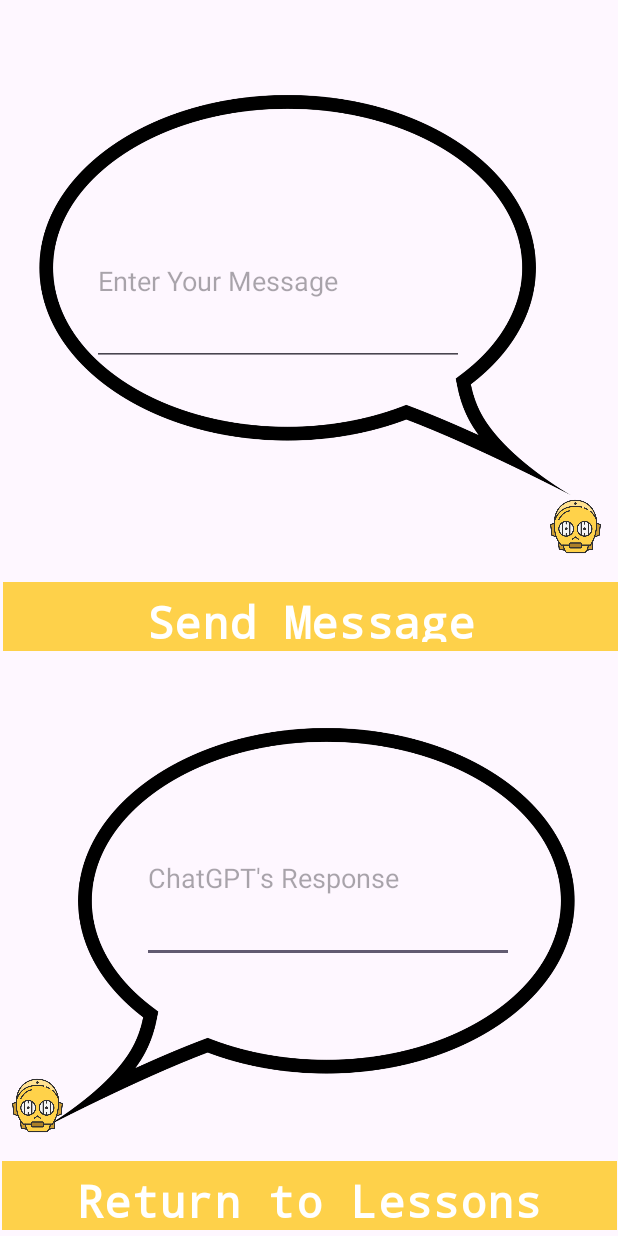
After one commit to chancoes/extralingo, an Android app: the LessonFoodActivity screen opened directly, with no data from a screen before it, on a phone screen of 412 x 824 dp. The commit adds this screen. Run offline under Robolectric (Android 15) with nearby library versions, the phone set to English and light mode, and no system bars.

Commit message:
create food lesson UI

```diff
--- a/app/src/main/AndroidManifest.xml
+++ b/app/src/main/AndroidManifest.xml
@@ -12,6 +12,10 @@
         android:supportsRtl="true"
         android:theme="@style/Theme.Extralingo"
         tools:targetApi="31">
+        <activity
+            android:name=".LessonFoodActivity"
+            android:exported="false"
+            android:theme="@style/Theme.Extralingo" />
         <activity
             android:name=".LessonOverviewActivity"
             android:exported="false"
--- /dev/null
+++ b/app/src/main/java/com/vmi/extralingo/LessonFoodActivity.java
@@ -0,0 +1,29 @@
+package com.vmi.extralingo;
+
+import android.content.Intent;
+import android.os.Bundle;
+import android.view.View;
+import android.widget.Button;
+import android.widget.ImageButton;
+
+import androidx.appcompat.app.AppCompatActivity;
+
+public class LessonFoodActivity extends AppCompatActivity {
+    protected void onCreate(Bundle savedInstanceState) {
+        super.onCreate(savedInstanceState);
+        setContentView(R.layout.activity_lesson_food);
+
+        Button btn_lessonOverviewAction = findViewById(R.id.btn_return_lesson_overview_food);
+
+        pageSwitchLessonOverview(btn_lessonOverviewAction);
+    }
+
+    public void pageSwitchLessonOverview(Button btn_lessonOverview){
+        btn_lessonOverview.setOnClickListener(new View.OnClickListener() {
+            @Override
+            public void onClick(View v) {
+                startActivity(new Intent(LessonFoodActivity.this, LessonOverviewActivity.class));
+            }
+        });
+    }
+}
--- /dev/null
+++ b/app/src/main/res/layout/activity_lesson_food.xml
@@ -0,0 +1,121 @@
+<?xml version="1.0" encoding="utf-8"?>
+<androidx.constraintlayout.widget.ConstraintLayout xmlns:android="http://schemas.android.com/apk/res/android"
+    xmlns:app="http://schemas.android.com/apk/res-auto"
+    xmlns:tools="http://schemas.android.com/tools"
+    android:layout_width="match_parent"
+    android:layout_height="match_parent">
+
+    <ImageView
+        android:id="@+id/img_speech_bubble_output"
+        android:layout_width="409dp"
+        android:layout_height="281dp"
+        android:contentDescription="@string/speech_bubble_for_c3po"
+        android:scaleType="fitCenter"
+        app:layout_constraintBottom_toBottomOf="parent"
+        app:layout_constraintEnd_toEndOf="parent"
+        app:layout_constraintHorizontal_bias="0.0"
+        app:layout_constraintStart_toStartOf="parent"
+        app:layout_constraintTop_toTopOf="parent"
+        app:layout_constraintVertical_bias="0.88"
+        app:srcCompat="@drawable/speech_bubble" />
+
+    <com.google.android.material.textfield.TextInputEditText
+        android:id="@+id/txt_chatOutput_food"
+        android:layout_width="248dp"
+        android:layout_height="113dp"
+        android:hint="ChatGPT's Response"
+        app:layout_constraintBottom_toBottomOf="parent"
+        app:layout_constraintEnd_toEndOf="parent"
+        app:layout_constraintHorizontal_bias="0.576"
+        app:layout_constraintStart_toStartOf="parent"
+        app:layout_constraintTop_toTopOf="parent"
+        app:layout_constraintVertical_bias="0.744" />
+
+    <ImageView
+        android:id="@+id/img_Mascot"
+        android:layout_width="50dp"
+        android:layout_height="50dp"
+        android:contentDescription="@string/extralingo_mascot"
+        app:layout_constraintBottom_toBottomOf="parent"
+        app:layout_constraintEnd_toEndOf="parent"
+        app:layout_constraintHorizontal_bias="0.0"
+        app:layout_constraintStart_toStartOf="parent"
+        app:layout_constraintTop_toTopOf="parent"
+        app:layout_constraintVertical_bias="0.92"
+        app:srcCompat="@drawable/extralingo_mascot" />
+
+    <com.google.android.material.textfield.TextInputEditText
+        android:id="@+id/txt_chatInput_food"
+        android:layout_width="248dp"
+        android:layout_height="113dp"
+        android:hint="Enter Your Message"
+        app:layout_constraintBottom_toBottomOf="parent"
+        app:layout_constraintEnd_toEndOf="parent"
+        app:layout_constraintHorizontal_bias="0.374"
+        app:layout_constraintStart_toStartOf="parent"
+        app:layout_constraintTop_toTopOf="parent"
+        app:layout_constraintVertical_bias="0.184" />
+
+    <ImageView
+        android:id="@+id/img_speech_bubble_input"
+        android:layout_width="409dp"
+        android:layout_height="281dp"
+        android:contentDescription="@string/speech_bubble_for_c3po"
+        android:scaleType="fitCenter"
+        android:scaleX="-1"
+        android:scaleY="1"
+        app:layout_constraintBottom_toBottomOf="parent"
+        app:layout_constraintEnd_toEndOf="parent"
+        app:layout_constraintHorizontal_bias="0.0"
+        app:layout_constraintStart_toStartOf="parent"
+        app:layout_constraintTop_toTopOf="parent"
+        app:layout_constraintVertical_bias="0.102"
+        app:srcCompat="@drawable/speech_bubble" />
+
+    <ImageView
+        android:id="@+id/img_user_picture"
+        android:layout_width="50dp"
+        android:layout_height="50dp"
+        android:contentDescription="@string/extralingo_mascot"
+        app:layout_constraintBottom_toBottomOf="parent"
+        app:layout_constraintEnd_toEndOf="parent"
+        app:layout_constraintHorizontal_bias="0.991"
+        app:layout_constraintStart_toStartOf="parent"
+        app:layout_constraintTop_toTopOf="parent"
+        app:layout_constraintVertical_bias="0.421"
+        app:srcCompat="@drawable/extralingo_mascot" />
+
+    <Button
+        android:id="@+id/btn_send_lesson_food"
+        android:layout_width="410dp"
+        android:layout_height="54dp"
+        android:backgroundTint="#FED14A"
+        android:fontFamily="monospace"
+        android:text="Send Message"
+        android:textSize="30sp"
+        android:textStyle="bold"
+        app:cornerRadius="0dp"
+        app:layout_constraintBottom_toBottomOf="parent"
+        app:layout_constraintEnd_toEndOf="parent"
+        app:layout_constraintHorizontal_bias="1.0"
+        app:layout_constraintStart_toStartOf="parent"
+        app:layout_constraintTop_toTopOf="parent"
+        app:layout_constraintVertical_bias="0.499" />
+
+    <Button
+        android:id="@+id/btn_return_lesson_overview_food"
+        android:layout_width="410dp"
+        android:layout_height="54dp"
+        android:backgroundTint="#FED14A"
+        android:fontFamily="monospace"
+        android:text="Return to Lessons"
+        android:textStyle="bold"
+        android:textSize="30sp"
+        app:cornerRadius="0dp"
+        app:layout_constraintBottom_toBottomOf="parent"
+        app:layout_constraintEnd_toEndOf="parent"
+        app:layout_constraintStart_toStartOf="parent"
+        app:layout_constraintTop_toTopOf="parent"
+        app:layout_constraintVertical_bias="1.0" />
+
+</androidx.constraintlayout.widget.ConstraintLayout>
--- a/app/src/main/res/layout/activity_lesson_overview.xml
+++ b/app/src/main/res/layout/activity_lesson_overview.xml
@@ -153,7 +153,7 @@
         app:layout_constraintStart_toStartOf="parent"
         app:layout_constraintTop_toTopOf="parent"
         app:layout_constraintVertical_bias="0.711"
-        app:srcCompat="@drawable/transportation_icon" />
+        app:srcCompat="@drawable/transport_icon" />
 
     <TextView
         android:id="@+id/lbl_transport_lesson"
```
Also changed, not shown: app/src/main/res/drawable/building_icon.png (deleted), app/src/main/res/drawable/transport_icon.png (renamed from app/src/main/res/drawable/transportation_icon.png).
